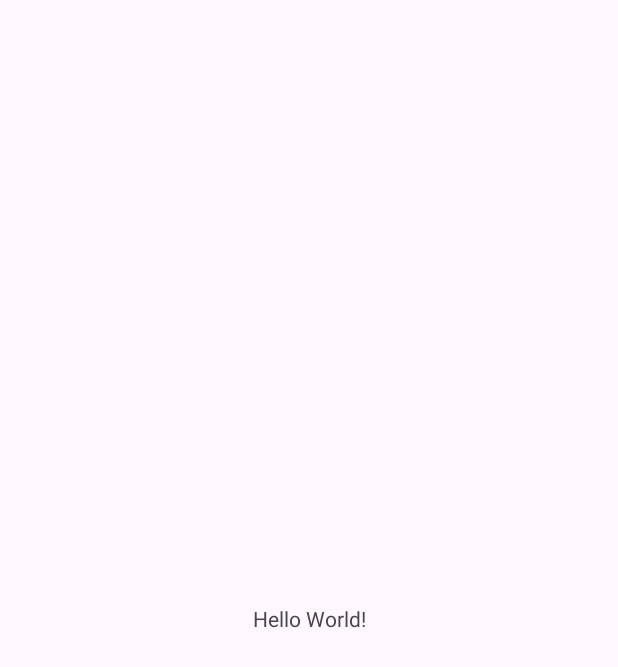
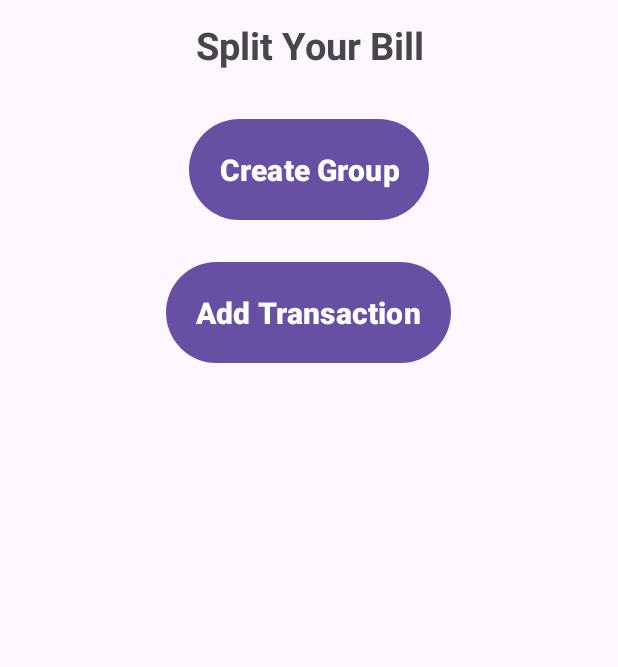
Before and after one commit to pipspritam/Android-App-SplitYourBill, an Android app: the screen it shows after launch (MainActivity), on a phone screen of 412 x 824 dp. Before the commit the part shown is almost empty. Shown: the top 667 px of the screen. Run offline under Robolectric (Android 15) with nearby library versions, the phone set to English and light mode, and no system bars.

Commit message:
create group works fine, display group members

```diff
--- a/app/src/main/AndroidManifest.xml
+++ b/app/src/main/AndroidManifest.xml
@@ -13,6 +13,9 @@
         android:theme="@style/Theme.SplitYourBill"
         tools:targetApi="31">
         <activity
+            android:name=".createGroupAddName"
+            android:exported="false" />
+        <activity
             android:name=".MainActivity"
             android:exported="true">
             <intent-filter>
--- a/app/src/main/java/com/example/splityourbill/MainActivity.java
+++ b/app/src/main/java/com/example/splityourbill/MainActivity.java
@@ -1,14 +1,57 @@
 package com.example.splityourbill;
+
+import static com.example.splityourbill.dataBaseHelper.numberOfPerson;
 
 import androidx.appcompat.app.AppCompatActivity;
 
+import android.content.Intent;
 import android.os.Bundle;
+import android.view.View;
+import android.widget.ArrayAdapter;
+import android.widget.Button;
+import android.widget.ListView;
 
 public class MainActivity extends AppCompatActivity {
 
+    public  static  Button createGroupButton;
+    ListView lv1;
+
+    dataBaseHelper dataBaseHelper = new dataBaseHelper(MainActivity.this);
+    ArrayAdapter personArrayAdapter;
     @Override
     protected void onCreate(Bundle savedInstanceState) {
         super.onCreate(savedInstanceState);
         setContentView(R.layout.activity_main);
+
+        createGroupButton = findViewById(R.id.createGroupButton);
+        ShowPerson(dataBaseHelper);
+
+        if(numberOfPerson>0) {
+            createGroupButton.setVisibility(View.GONE);
+        }
+
+        createGroupButton.setOnClickListener(new View.OnClickListener() {
+            @Override
+            public void onClick(View v) {
+                if(v.getId()==R.id.createGroupButton) {
+                    Intent createGroupIntent = new Intent(MainActivity.this,createGroupAddName.class);
+                    startActivity(createGroupIntent);
+                }
+            }
+        });
+
+    }
+
+    private void ShowPerson(dataBaseHelper dataBaseHelper) {
+        lv1 = findViewById(R.id.listView);
+        personArrayAdapter = new ArrayAdapter<person>(MainActivity.this, android.R.layout.simple_list_item_1, dataBaseHelper.getEveryOne());
+        lv1.setAdapter(personArrayAdapter);
+    }
+
+    public void onRestart()
+    {
+        super.onRestart();
+        finish();
+        startActivity(getIntent());
     }
 }
--- /dev/null
+++ b/app/src/main/java/com/example/splityourbill/dataBaseHelper.java
@@ -0,0 +1,89 @@
+package com.example.splityourbill;
+
+import android.app.Person;
+import android.content.ContentValues;
+import android.content.Context;
+import android.database.Cursor;
+import android.database.sqlite.SQLiteDatabase;
+import android.database.sqlite.SQLiteOpenHelper;
+
+import androidx.annotation.Nullable;
+
+import java.util.ArrayList;
+import java.util.List;
+
+public class dataBaseHelper extends SQLiteOpenHelper
+{
+    public static int numberOfPerson=0;
+
+    public static final String personT = "PERSON";
+    public static final String name = "NAME";
+    public static final String balance = "BALANCE";
+
+    public dataBaseHelper(@Nullable Context context) {
+        super(context,"splitBillDataBase", null, 1);
+    }
+
+    @Override
+    public void onCreate(SQLiteDatabase db) {
+
+        String createTableStatementPerson = "CREATE TABLE " + personT + " ( "+ name + " STRING PRIMARY KEY, " + balance + " DOUBLE(10.2))";
+        db.execSQL(createTableStatementPerson);
+    }
+
+    @Override
+    public void onUpgrade(SQLiteDatabase db, int oldVersion, int newVersion) {
+
+    }
+    public boolean addOne(person person) {
+        SQLiteDatabase db = this.getWritableDatabase();
+        ContentValues cv = new ContentValues();
+
+        cv.put(name, person.getName());
+        cv.put(balance, person.getBalance());
+
+        long insert = db.insert(personT,null,cv);
+
+        if (insert==-1) {
+            return false;
+        }
+        else {
+            numberOfPerson++;
+            return true;
+        }
+
+    }
+    public List<person> getEveryOne() {
+        List<person> returnList = new ArrayList<>();
+        String quarryString = "SELECT * FROM "+ personT;
+        SQLiteDatabase db = this.getReadableDatabase();
+        Cursor cursor = db.rawQuery(quarryString, null);
+
+        if (cursor.moveToFirst()) {
+            do {
+                String nameP = cursor.getString(0);
+                double balanceP = cursor.getDouble(1);
+                person newP = new person(nameP,balanceP);
+
+                returnList.add(newP);
+            }
+            while (cursor.moveToNext());
+        }
+        else {
+            cursor.close();
+            db.close();
+            return returnList;
+        }
+        return returnList;
+    }
+
+//    public int getNumberOfPerson() {
+//        String quarryString = "SELECT count(*) FROM "+ personT;
+//        SQLiteDatabase db = this.getReadableDatabase();
+//        Cursor cursor = db.rawQuery(quarryString, null);
+//        System.out.println(cursor);
+//
+//        return 0;
+//
+//    }
+}
--- a/app/src/main/res/layout/activity_main.xml
+++ b/app/src/main/res/layout/activity_main.xml
@@ -1,18 +1,68 @@
 <?xml version="1.0" encoding="utf-8"?>
-<androidx.constraintlayout.widget.ConstraintLayout xmlns:android="http://schemas.android.com/apk/res/android"
-    xmlns:app="http://schemas.android.com/apk/res-auto"
+<LinearLayout xmlns:android="http://schemas.android.com/apk/res/android"
     xmlns:tools="http://schemas.android.com/tools"
     android:layout_width="match_parent"
-    android:layout_height="match_parent"
+    android:layout_height="wrap_content"
+    android:orientation="vertical"
+    android:padding="5dp"
+    android:gravity="center"
     tools:context=".MainActivity">
 
+
     <TextView
+        android:id="@+id/textViewTop"
         android:layout_width="wrap_content"
+        android:layout_height="50dp"
+        android:textStyle="bold"
+        android:textSize="25sp"
+        android:layout_weight="1"
+        android:layout_marginBottom="20dp"
+        android:gravity="center"
+        android:text="Split Your Bill" />
+
+    <ListView
+        android:id="@+id/listView"
+        android:layout_width="match_parent"
         android:layout_height="wrap_content"
-        android:text="Hello World!"
-        app:layout_constraintBottom_toBottomOf="parent"
-        app:layout_constraintEnd_toEndOf="parent"
-        app:layout_constraintStart_toStartOf="parent"
-        app:layout_constraintTop_toTopOf="parent" />
 
-</androidx.constraintlayout.widget.ConstraintLayout>
+
+
+        />
+
+
+
+    <LinearLayout
+        android:layout_width="match_parent"
+        android:layout_height="match_parent"
+        android:orientation="vertical"
+        android:gravity="center">
+
+
+        <Button
+            android:id="@+id/createGroupButton"
+            android:layout_width="wrap_content"
+            android:layout_height="wrap_content"
+            android:text="Create Group"
+            android:padding="20dp"
+            android:textStyle="bold"
+            android:layout_marginBottom="20dp"
+            android:textSize="20sp"
+            />
+
+        <Button
+            android:id="@+id/addTransButton"
+            android:layout_width="wrap_content"
+            android:layout_height="wrap_content"
+            android:text="Add Transaction"
+            android:padding="20dp"
+            android:textStyle="bold"
+            android:layout_marginBottom="20dp"
+            android:textSize="20sp"
+            />
+
+    </LinearLayout>
+
+
+
+
+</LinearLayout>
```
Also changed, not shown: app/src/main/java/com/example/splityourbill/createGroupAddName.java (added, +72 -0 lines), app/src/main/java/com/example/splityourbill/person.java (added, +35 -0 lines), app/src/main/res/layout/activity_create_group_add_name.xml (added, +49 -0 lines).
